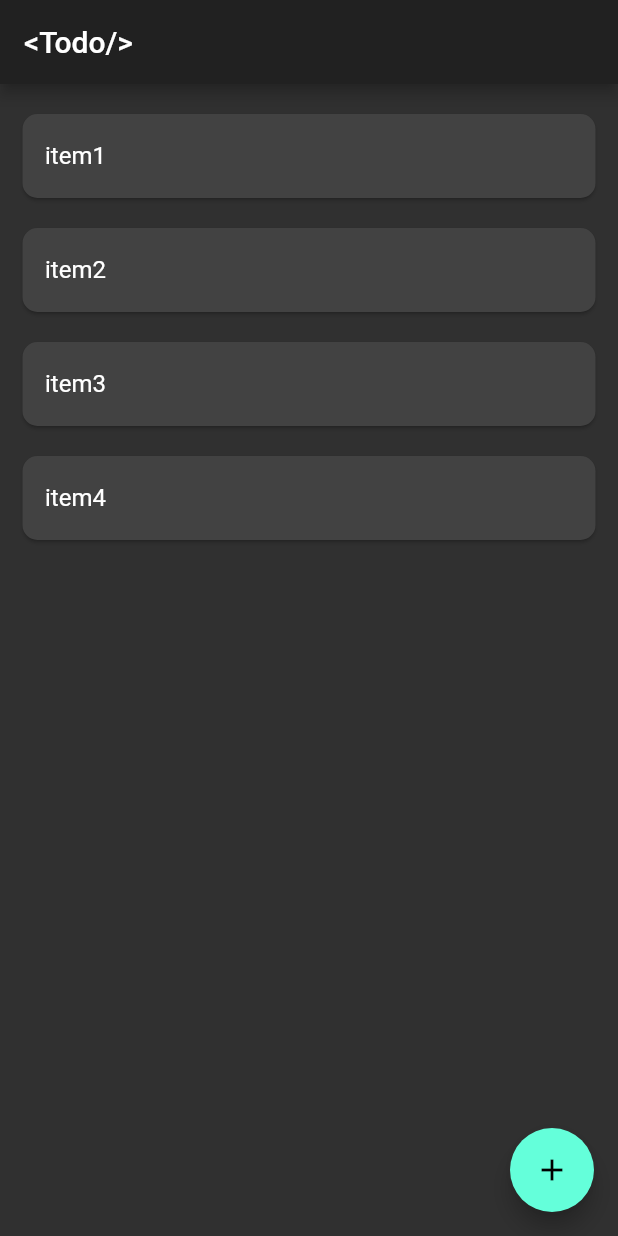
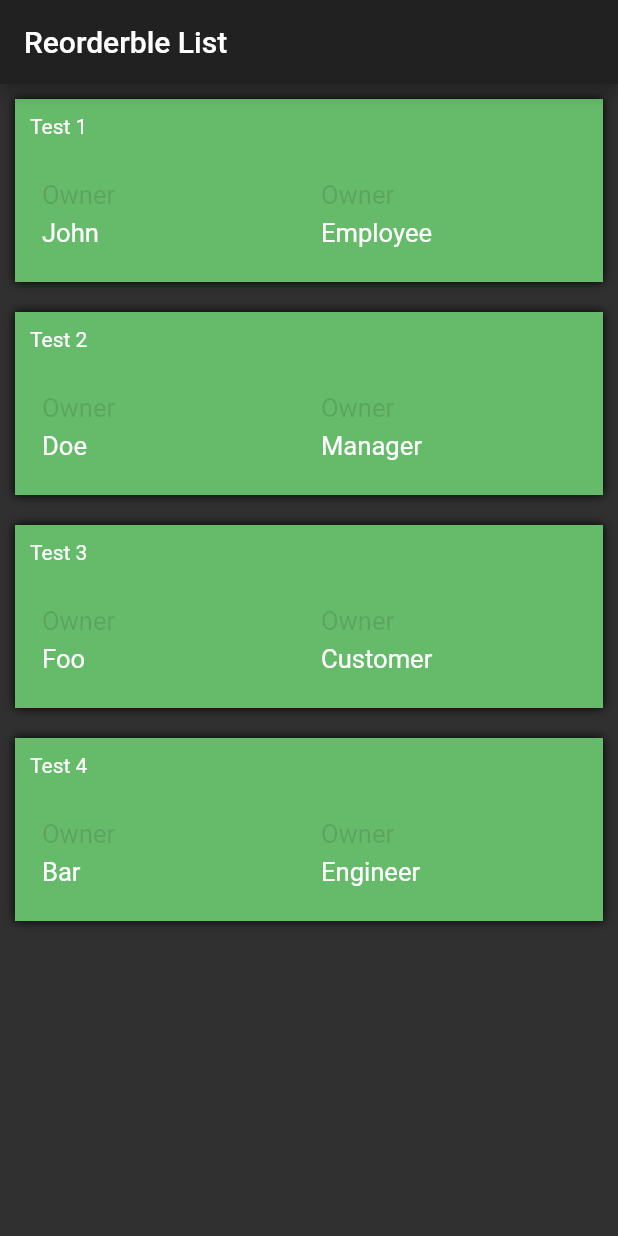
Before and after one commit to Arjupta/FlutterExamples, a Flutter app: the screen it shows after launch, on a phone screen of 412 x 824 dp. Run offline on Flutter 3.47's test engine with Material 2 defaults, Android fonts, the phone set to English and light mode, and no system bars; our stand-ins replace cloud_firestore, firebase_analytics, firebase_auth, firebase_core, flutter_spinkit, font_awesome_flutter and 4 more; accounts and stored records are empty.

Commit message:
Reorderable List Application

```diff
--- a/todo/lib/main.dart
+++ b/todo/lib/main.dart
@@ -1,12 +1,80 @@
 import 'package:flutter/material.dart';
 import 'constants.dart';
+import 'taskmodel.dart';
 
 void main() {
   runApp(MaterialApp(
     debugShowCheckedModeBanner: false,
     theme: ThemeData.dark(),
-    home: MyApp(),
+    home: ReorderableApp(),
   ));
+}
+
+class ReorderableApp extends StatefulWidget {
+  @override
+  _ReorderableAppState createState() => _ReorderableAppState();
+}
+
+class _ReorderableAppState extends State<ReorderableApp> {
+  List<TaskModel> list = [
+    TaskModel(id: '1', title: 'Test 1', status: 'Employee', name: 'John'),
+    TaskModel(id: '2', title: 'Test 2', status: 'Manager', name: 'Doe'),
+    TaskModel(id: '3', title: 'Test 3', status: 'Customer', name: 'Foo'),
+    TaskModel(id: '4', title: 'Test 4', status: 'Engineer', name: 'Bar'),
+  ];
+
+  @override
+  Widget build(BuildContext context) {
+    return Scaffold(
+      appBar: AppBar(
+        title: Text('Reorderble List'),
+      ),
+      body: taskList(),
+    );
+  }
+
+  Widget taskList() {
+    return ReorderableListView(
+      children: list.map((todo) => taskWidget(todo)).toList(),
+      onReorder: (oldIndex, newIndex) {
+        setState(() {
+          final TaskModel item = list.removeAt(oldIndex);
+          list.insert(newIndex, item);
+        });
+      },
+    );
+  }
+
+  Widget taskWidget(TaskModel todo) {
+    return Container(
+      key: Key(todo.id),
+      margin: EdgeInsets.all(10.0),
+      decoration: BoxDecoration(
+          shape: BoxShape.rectangle,
+          color: const Color(0xFF66BB6A),
+          boxShadow: [BoxShadow(blurRadius: 5.0)]),
+      child: Column(
+        crossAxisAlignment: CrossAxisAlignment.start,
+        mainAxisSize: MainAxisSize.min,
+        children: [
+          Padding(
+            padding: EdgeInsets.all(10.0),
+            child: Text(todo.title),
+          ),
+          Padding(
+            padding: EdgeInsets.all(10.0),
+            child: Row(
+              mainAxisAlignment: MainAxisAlignment.spaceBetween,
+              children: [
+                ownerNameWidget(todo),
+                statusWidget(todo),
+              ],
+            ),
+          ),
+        ],
+      ),
+    );
+  }
 }
 
 class MyApp extends StatefulWidget {
--- /dev/null
+++ b/todo/lib/taskmodel.dart
@@ -0,0 +1,69 @@
+import 'package:flutter/cupertino.dart';
+import 'package:flutter/material.dart';
+
+class TaskModel {
+  String id;
+  String title;
+  String status;
+  String name;
+
+  TaskModel(
+      {@required this.id,
+      @required this.title,
+      @required this.status,
+      @required this.name});
+}
+
+Widget ownerNameWidget(TaskModel todo) {
+  return Expanded(
+    child: Padding(
+      padding: EdgeInsets.all(8.0),
+      child: Column(
+        crossAxisAlignment: CrossAxisAlignment.start,
+        children: [
+          Padding(
+            padding: EdgeInsets.only(bottom: 5.0),
+            child: Text(
+              'Owner',
+              style: TextStyle(fontSize: 17.07, color: Colors.black12),
+            ),
+          ),
+          Padding(
+            padding: EdgeInsets.only(bottom: 5.0),
+            child: Text(
+              todo.name,
+              style: TextStyle(fontSize: 17.07),
+            ),
+          )
+        ],
+      ),
+    ),
+  );
+}
+
+Widget statusWidget(TaskModel todo) {
+  return Expanded(
+    child: Padding(
+      padding: EdgeInsets.all(8.0),
+      child: Column(
+        crossAxisAlignment: CrossAxisAlignment.start,
+        children: [
+          Padding(
+            padding: EdgeInsets.only(bottom: 5.0),
+            child: Text(
+              'Owner',
+              style: TextStyle(fontSize: 17.07, color: Colors.black12),
+            ),
+          ),
+          Padding(
+            padding: EdgeInsets.only(bottom: 5.0),
+            child: Text(
+              todo.status,
+              style: TextStyle(fontSize: 17.07),
+            ),
+          )
+        ],
+      ),
+    ),
+  );
+}
```
